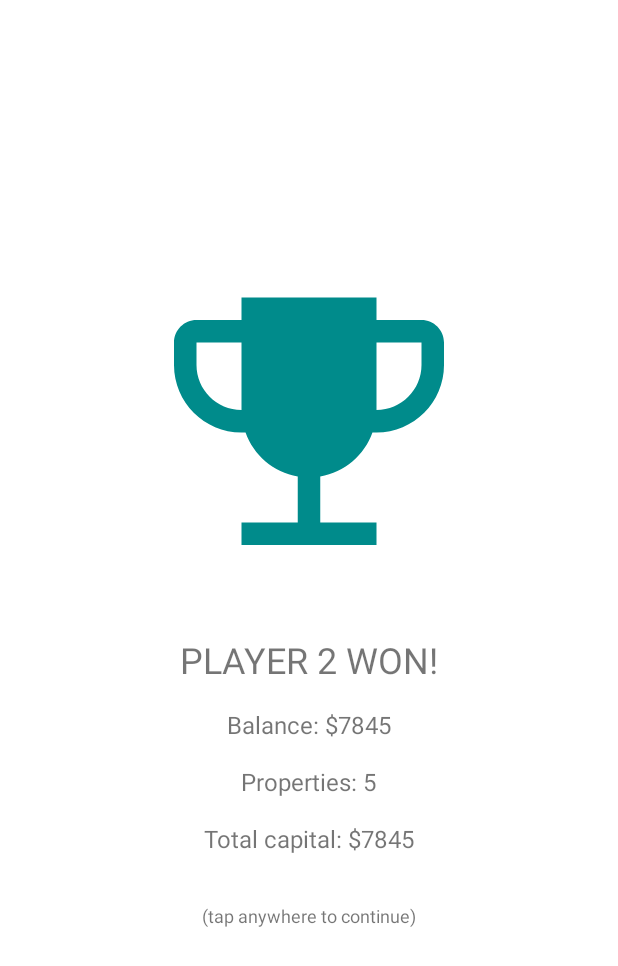
After one commit to vstambolic/monopoly, an Android app: the layout fragment_game_over.xml on its own in the app's theme, with its tools: preview values and no code run, on a phone screen of 412 x 824 dp. The commit adds this screen. Shown: the top 966 px of the screen. Run offline under Robolectric (Android 15) with nearby library versions, the phone set to English and light mode, and no system bars.

Commit message:
Added Game Over scenario.

```diff
--- /dev/null
+++ b/app/src/main/java/com/example/monopoly/GameOverFragment.java
@@ -0,0 +1,60 @@
+package com.example.monopoly;
+
+import android.os.Bundle;
+
+import androidx.annotation.NonNull;
+import androidx.annotation.Nullable;
+import androidx.fragment.app.Fragment;
+import androidx.navigation.fragment.NavHostFragment;
+
+import android.view.LayoutInflater;
+import android.view.View;
+import android.view.ViewGroup;
+
+import com.example.monopoly.databinding.FragmentGameOverBinding;
+import com.example.monopoly.databinding.FragmentNewGameBinding;
+import com.example.monopoly.game.GameFragmentArgs;
+import com.example.monopoly.game.engine.Player;
+
+
+public class GameOverFragment extends Fragment {
+
+
+    private FragmentGameOverBinding binding;
+    private Player player;
+
+    @Override
+    public void onCreate(@Nullable Bundle savedInstanceState) {
+        super.onCreate(savedInstanceState);
+        this.player = GameOverFragmentArgs.fromBundle(requireArguments()).getPlayer();
+
+    }
+
+    @Override
+    public View onCreateView(
+            LayoutInflater inflater, ViewGroup container,
+            Bundle savedInstanceState
+    ) {
+        binding = FragmentGameOverBinding.inflate(inflater, container, false);
+        binding.layoutGameOver.setOnClickListener(view1 -> {
+            NavHostFragment
+                    .findNavController(GameOverFragment.this)
+                    .navigate(GameOverFragmentDirections.actionGameOverFragmentToHistoryFragment());
+        });
+        binding.textviewPlayerWinner.setText(this.player.getName() + " won!");
+        binding.textviewBalance.setText("Balance: $" + this.player.getBalance());
+        binding.textviewTotalProperties.setText("Properties: " + this.player.getOwnables().size());
+        binding.textviewTotalCapital.setText("Total capital: $" + this.player.getCapital());
+
+
+        return binding.getRoot();
+
+    }
+
+
+    @Override
+    public void onDestroyView() {
+        super.onDestroyView();
+        binding = null;
+    }
+}
--- a/app/src/main/java/com/example/monopoly/game/GameFragment.java
+++ b/app/src/main/java/com/example/monopoly/game/GameFragment.java
@@ -149,7 +149,11 @@ public class GameFragment extends Fragment {
 
     private void gameOver() {
         Log.wtf("GAME OVER ", "XXXXXXXXXXXXXXXXXXXXXXXXXXXXXXXXXXXXXXXXXXXXXXXX");
-        // TODO add game over fragment
+        NavHostFragment
+                .findNavController(GameFragment.this)
+                .navigate(GameFragmentDirections
+                        .actionGameFragmentToGameOverFragment(GameFragment.this.gameEngine.getCurrentPlayer()));
+
     }
 
     // Initialization ------------------------------------------------------------------------------
--- a/app/src/main/java/com/example/monopoly/game/engine/GameEngine.java
+++ b/app/src/main/java/com/example/monopoly/game/engine/GameEngine.java
@@ -219,7 +219,6 @@ public class GameEngine {
         this.monopolyBoard.removePlayerAndProperties(this.getCurrentPlayer());
         this.gameState.players.remove(this.gameState.currentPlayerIndex);
 
-        // todo reset players fields
         // todo gameOver method in GameFragment --> add new fragment that says CONGRATS!!! (press anywhere to continue) -> prebacuje na main menu ili ono sa simulacijom
         // todo simulacija
     }
--- /dev/null
+++ b/app/src/main/res/drawable-mdpi/baseline_emoji_events_20x.xml
@@ -0,0 +1,9 @@
+<vector xmlns:android="http://schemas.android.com/apk/res/android"
+    android:width="300dp"
+    android:height="300dp"
+    android:viewportWidth="20"
+    android:viewportHeight="20">
+  <path
+      android:fillColor="@color/cyan"
+      android:pathData="M15,6h-2V5H7v1H5C4.45,6 4,6.45 4,7v1c0,1.66 1.34,3 3,3h0.18c0.36,1.01 1.24,1.77 2.32,1.95V15H7v1h2.5h1H13v-1h-2.5v-2.05c1.08,-0.18 1.96,-0.94 2.32,-1.95H13c1.66,0 3,-1.34 3,-3V7C16,6.45 15.55,6 15,6zM7,10c-1.1,0 -2,-0.9 -2,-2V7h2V10zM15,8c0,1.1 -0.9,2 -2,2V7h2V8z"/>
+</vector>
--- /dev/null
+++ b/app/src/main/res/layout-land/fragment_game_over.xml
@@ -0,0 +1,101 @@
+<?xml version="1.0" encoding="utf-8"?>
+<FrameLayout xmlns:android="http://schemas.android.com/apk/res/android"
+    xmlns:tools="http://schemas.android.com/tools"
+    android:layout_width="match_parent"
+    android:layout_height="match_parent"
+    xmlns:app="http://schemas.android.com/apk/res-auto"
+    tools:context=".GameOverFragment"
+    android:id="@+id/layout_game_over">
+
+    <androidx.constraintlayout.widget.ConstraintLayout
+        android:layout_width="match_parent"
+        android:layout_height="match_parent">
+
+        <androidx.constraintlayout.widget.Guideline
+
+            app:layout_constraintGuide_percent="0.05"
+            android:id="@+id/guideline5"
+            android:layout_width="wrap_content"
+            android:layout_height="wrap_content"
+            android:orientation="vertical" />
+
+        <ImageView
+            android:id="@+id/trophyimage"
+            app:layout_constraintTop_toTopOf="parent"
+            app:layout_constraintBottom_toBottomOf="parent"
+            app:layout_constraintLeft_toRightOf="@id/guideline5"
+            android:src="@drawable/baseline_emoji_events_20x"
+            android:layout_width="wrap_content"
+            android:layout_height="wrap_content" />
+
+
+        <androidx.constraintlayout.widget.ConstraintLayout
+            android:layout_width="0dp"
+            android:layout_height="match_parent"
+            app:layout_constraintTop_toTopOf="parent"
+            app:layout_constraintBottom_toBottomOf="parent"
+            app:layout_constraintLeft_toRightOf="@id/trophyimage"
+            app:layout_constraintRight_toRightOf="parent"
+            >
+            <TextView
+                android:layout_marginTop="50dp"
+                android:id="@+id/textview_player_winner"
+                android:textSize="@dimen/h3"
+                tools:text="PLAYER 2 WON!"
+                app:layout_constraintLeft_toLeftOf="parent"
+                app:layout_constraintRight_toRightOf="parent"
+                app:layout_constraintTop_toTopOf="parent"
+                android:layout_width="wrap_content"
+                android:layout_height="wrap_content" />
+
+
+            <TextView
+                android:id="@+id/textview_balance"
+                android:layout_marginTop="@dimen/h4"
+                tools:text="Balance: $7845"
+                android:textSize="@dimen/h4"
+                android:layout_width="wrap_content"
+                android:layout_height="wrap_content"
+                app:layout_constraintLeft_toLeftOf="parent"
+                app:layout_constraintRight_toRightOf="parent"
+                app:layout_constraintTop_toBottomOf="@id/textview_player_winner" />
+
+
+            <TextView
+                android:id="@+id/textview_total_properties"
+                android:layout_marginTop="@dimen/h4"
+                tools:text="Properties: 5"
+                android:textSize="@dimen/h4"
+                android:layout_width="wrap_content"
+                android:layout_height="wrap_content"
+                app:layout_constraintLeft_toLeftOf="parent"
+                app:layout_constraintRight_toRightOf="parent"
+                app:layout_constraintTop_toBottomOf="@id/textview_balance"/>
+
+            <TextView
+                android:id="@+id/textview_total_capital"
+                android:layout_marginTop="@dimen/h4"
+                tools:text="Total capital: $7845"
+                android:textSize="@dimen/h4"
+                android:layout_width="wrap_content"
+                android:layout_height="wrap_content"
+                app:layout_constraintLeft_toLeftOf="parent"
+                app:layout_constraintRight_toRightOf="parent"
+                app:layout_constraintTop_toBottomOf="@id/textview_total_properties" />
+
+            <TextView
+                android:layout_marginTop="32sp"
+                android:text="(tap anywhere to continue)"
+                android:textSize="12sp"
+                android:layout_width="wrap_content"
+                android:layout_height="wrap_content"
+                app:layout_constraintLeft_toLeftOf="parent"
+                app:layout_constraintRight_toRightOf="parent"
+                app:layout_constraintTop_toBottomOf="@id/textview_total_capital" />
+
+
+        </androidx.constraintlayout.widget.ConstraintLayout>
+
+
+    </androidx.constraintlayout.widget.ConstraintLayout>
+</FrameLayout>
--- /dev/null
+++ b/app/src/main/res/layout/fragment_game_over.xml
@@ -0,0 +1,88 @@
+<?xml version="1.0" encoding="utf-8"?>
+<FrameLayout xmlns:android="http://schemas.android.com/apk/res/android"
+    xmlns:tools="http://schemas.android.com/tools"
+    android:layout_width="match_parent"
+    android:layout_height="match_parent"
+    xmlns:app="http://schemas.android.com/apk/res-auto"
+    tools:context=".GameOverFragment"
+    android:id="@+id/layout_game_over">
+
+    <androidx.constraintlayout.widget.ConstraintLayout
+        android:layout_width="match_parent"
+        android:layout_height="match_parent">
+
+        <androidx.constraintlayout.widget.Guideline
+
+            app:layout_constraintGuide_percent="0.15"
+            android:id="@+id/guideline5"
+            android:layout_width="wrap_content"
+            android:layout_height="wrap_content"
+            android:orientation="horizontal" />
+
+        <ImageView
+            android:id="@+id/trophyimage"
+            app:layout_constraintTop_toTopOf="@id/guideline5"
+            app:layout_constraintLeft_toLeftOf="parent"
+            app:layout_constraintRight_toRightOf="parent"
+            android:src="@drawable/baseline_emoji_events_20x"
+            android:layout_width="match_parent"
+            android:layout_height="wrap_content" />
+
+        <TextView
+            android:id="@+id/textview_player_winner"
+            android:textSize="@dimen/h3"
+            tools:text="PLAYER 2 WON!"
+            app:layout_constraintLeft_toLeftOf="parent"
+            app:layout_constraintRight_toRightOf="parent"
+            app:layout_constraintTop_toBottomOf="@id/trophyimage"
+            android:layout_width="wrap_content"
+            android:layout_height="wrap_content" />
+
+
+        <TextView
+            android:id="@+id/textview_balance"
+            android:layout_marginTop="@dimen/h4"
+            tools:text="Balance: $7845"
+            android:textSize="@dimen/h4"
+            android:layout_width="wrap_content"
+            android:layout_height="wrap_content"
+            app:layout_constraintLeft_toLeftOf="parent"
+            app:layout_constraintRight_toRightOf="parent"
+            app:layout_constraintTop_toBottomOf="@id/textview_player_winner" />
+
+
+        <TextView
+            android:id="@+id/textview_total_properties"
+            android:layout_marginTop="@dimen/h4"
+            tools:text="Properties: 5"
+            android:textSize="@dimen/h4"
+            android:layout_width="wrap_content"
+            android:layout_height="wrap_content"
+            app:layout_constraintLeft_toLeftOf="parent"
+            app:layout_constraintRight_toRightOf="parent"
+            app:layout_constraintTop_toBottomOf="@id/textview_balance"/>
+
+        <TextView
+            android:id="@+id/textview_total_capital"
+            android:layout_marginTop="@dimen/h4"
+            tools:text="Total capital: $7845"
+            android:textSize="@dimen/h4"
+            android:layout_width="wrap_content"
+            android:layout_height="wrap_content"
+            app:layout_constraintLeft_toLeftOf="parent"
+            app:layout_constraintRight_toRightOf="parent"
+            app:layout_constraintTop_toBottomOf="@id/textview_total_properties" />
+
+        <TextView
+            android:layout_marginTop="32sp"
+            android:text="(tap anywhere to continue)"
+            android:textSize="12sp"
+            android:layout_width="wrap_content"
+            android:layout_height="wrap_content"
+            app:layout_constraintLeft_toLeftOf="parent"
+            app:layout_constraintRight_toRightOf="parent"
+            app:layout_constraintTop_toBottomOf="@id/textview_total_capital" />
+
+
+    </androidx.constraintlayout.widget.ConstraintLayout>
+</FrameLayout>
--- a/app/src/main/res/navigation/nav_graph.xml
+++ b/app/src/main/res/navigation/nav_graph.xml
@@ -48,7 +48,7 @@
         android:name="com.example.monopoly.game.GameFragment"
         android:label="fragment_game"
         tools:layout="@layout/fragment_game">
-    <argument
+        <argument
         android:name="players"
         app:argType="string[]" />
         <action
@@ -60,6 +60,12 @@
         <action
             android:id="@+id/action_gameFragment_to_playerInfoFragment"
             app:destination="@id/playerInfoFragment" />
+        <action
+            android:id="@+id/action_gameFragment_to_gameOverFragment"
+            app:destination="@id/gameOverFragment"
+            app:popUpTo="@id/WelcomeFragment"
+            app:popUpToInclusive="false"
+            />
     </fragment>
     <fragment
         android:id="@+id/playerInfoFragment"
@@ -70,4 +76,19 @@
             app:argType="com.example.monopoly.game.engine.Player">
         </argument>
     </fragment>
+    <fragment
+        android:id="@+id/gameOverFragment"
+        android:name="com.example.monopoly.GameOverFragment"
+        android:label="fragment_game_over"
+        tools:layout="@layout/fragment_game_over" >
+        <argument android:name="player"
+            app:argType="com.example.monopoly.game.engine.Player">
+        </argument>
+        <action
+            android:id="@+id/action_gameOverFragment_to_historyFragment"
+            app:destination="@id/historyFragment"
+            app:popUpTo="@id/WelcomeFragment"
+            app:popUpToInclusive="false"
+            />
+    </fragment>
 </navigation>
--- a/build.gradle
+++ b/build.gradle
@@ -5,8 +5,8 @@ buildscript {
         mavenCentral()
     }
     dependencies {
-        classpath "com.android.tools.build:gradle:7.0.3"
-        classpath "androidx.navigation:navigation-safe-args-gradle-plugin:2.3.1"
+        classpath 'com.android.tools.build:gradle:7.2.0'
+        classpath 'androidx.navigation:navigation-safe-args-gradle-plugin:2.4.1'
 
         // NOTE: Do not place your application dependencies here; they belong
         // in the individual module build.gradle files
```
Also changed, not shown: gradle/wrapper/gradle-wrapper.properties.
